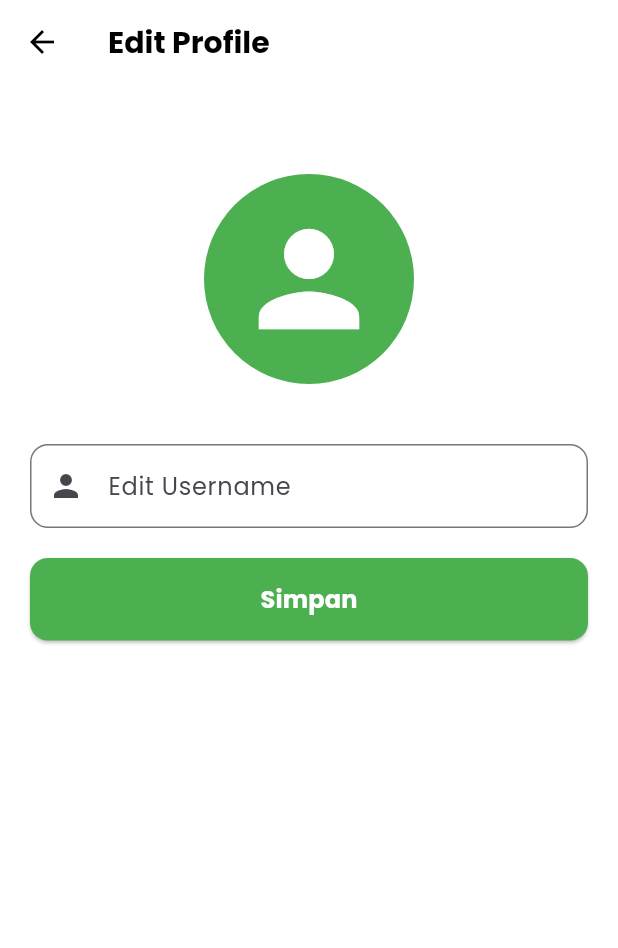
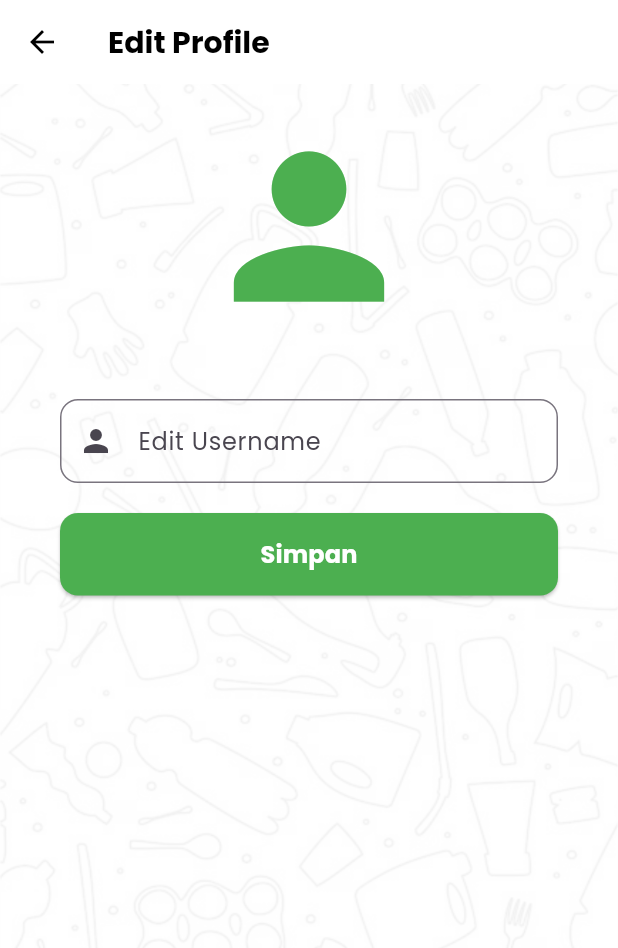
Before and after one commit to DzikriFirmansyah/Trashify, a Flutter app: the ProfilePage screen opened directly, on a phone screen of 412 x 824 dp. Shown: the top 948 px of the screen. Run offline on Flutter 3.47's test engine with Material 3 defaults, Android fonts, the phone set to English and light mode, and no system bars; our stand-ins replace fl_chart, google_fonts, shared_preferences; accounts and stored records are empty.

Commit message:
profile page

```diff
--- a/lib/Main/profile.dart
+++ b/lib/Main/profile.dart
@@ -51,28 +51,34 @@ class _EditProfilePageState extends State<ProfilePage> {
         ),
         backgroundColor: Colors.white,
         elevation: 0,
-        iconTheme: const IconThemeData(color: Color.fromRGBO(0, 0, 0, 1)),
+        iconTheme: const IconThemeData(color: Colors.black),
       ),
-      body: Padding(
-        padding: const EdgeInsets.all(20.0),
-        child: ListView(
+      body: SafeArea(
+        child: Stack(
           children: [
-            // ✅ Avatar di tengah
+            // Background
+            Image.asset(
+              'assets/images/bg-splash.png',
+              fit: BoxFit.cover,
+              width: double.infinity,
+              height: double.infinity,
+            ),
+
+            // Konten di tengah
             const SizedBox(height: 40),
             Center(
+              child: Padding(
+                padding: EdgeInsetsGeometry.symmetric(
+                  horizontal: 40,
+                  vertical: 20,
+                ),
                 child: Column(
+                  mainAxisAlignment: MainAxisAlignment.start,
                   children: [
-                  const CircleAvatar(
-                    radius: 70,
-                    backgroundColor: Colors.green,
-                    child: Icon(Icons.person, color: Colors.white, size: 100),
-                  ),
-                ],
-              ),
-            ),
+                    const Icon(Icons.person, size: 150, color: Colors.green),
                     const SizedBox(height: 40),
 
-            // ✅ Form edit username (normal align kiri-kanan)
+                    // Form edit username
                     TextField(
                       controller: _nameController,
                       decoration: InputDecoration(
@@ -84,13 +90,16 @@ class _EditProfilePageState extends State<ProfilePage> {
                         ),
                         focusedBorder: OutlineInputBorder(
                           borderRadius: BorderRadius.circular(12),
-                  borderSide: const BorderSide(color: Colors.green, width: 2),
+                          borderSide: const BorderSide(
+                            color: Colors.green,
+                            width: 2,
+                          ),
                         ),
                       ),
                     ),
                     const SizedBox(height: 20),
 
-            // ✅ Tombol full width
+                    // Tombol Simpan
                     SizedBox(
                       width: double.infinity,
                       child: ElevatedButton(
@@ -115,6 +124,10 @@ class _EditProfilePageState extends State<ProfilePage> {
                   ],
                 ),
               ),
+            ),
+          ],
+        ),
+      ),
     );
   }
 }
```
Lines whose indentation alone changed are shown as unchanged.
